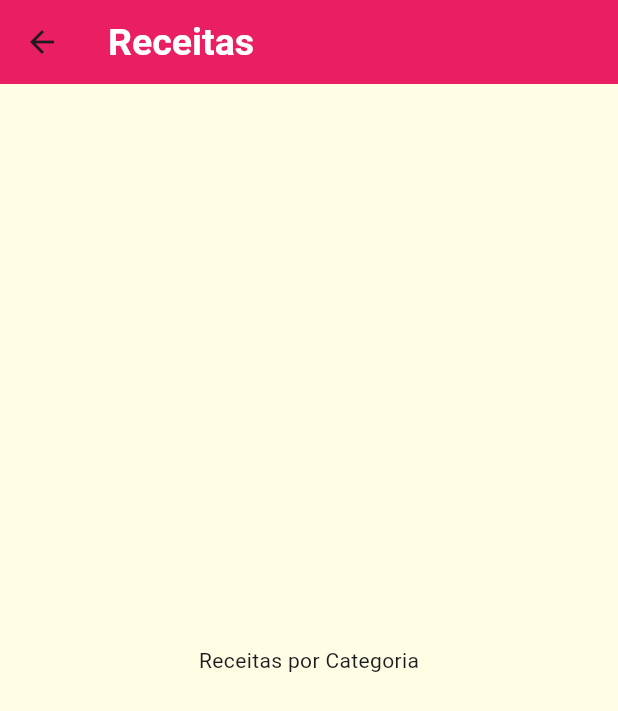
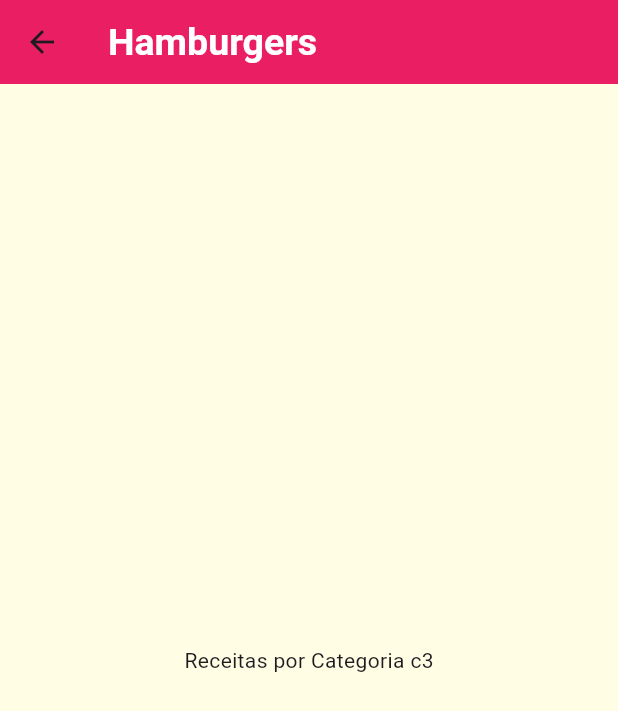
Before and after one commit to DaniloBitencourt/meals, a Flutter app: the screen it shows after launch, after a tap on "Hamburgers", on a phone screen of 412 x 824 dp. Shown: the top 711 px of the screen. Run offline on Flutter 3.47's test engine with Material 3 defaults, Android fonts, the phone set to English and light mode, and no system bars; Roboto replaces fonts that are missing (OpenSans).

Commit message:
Criação das rotas para passagem de parâmetros e navegação entre as telas

```diff
--- a/lib/components/category_item.dart
+++ b/lib/components/category_item.dart
@@ -9,13 +9,18 @@ class CategoryItem extends StatelessWidget {
 
   const CategoryItem(this.category);
 
-  void _selectCategory(BuildContext context){
-    Navigator.of(context).push(
+  void _selectCategory(BuildContext context) {
+    /* Navigator.of(context).push(
       MaterialPageRoute(
         builder: (_){
-          return CategoriesMealsScreen();
+          return CategoriesMealsScreen(category);
         },
       ),
+    ); */
+
+    Navigator.of(context).pushNamed(
+      '/categories-meals',
+      arguments: category,
     );
   }
 
--- a/lib/main.dart
+++ b/lib/main.dart
@@ -1,5 +1,6 @@
 import 'package:flutter/material.dart';
 import 'screens/categories_screen.dart';
+import 'screens/categories_meals_screen.dart';
 
 void main() {
   runApp(const MyApp());
@@ -63,6 +64,9 @@ class MyApp extends StatelessWidget {
         //TextButton é o botão sem formatação
       ),
       home: const CategoriesScreen(),
+      routes: {
+        '/categories-meals': (ctx) => CategoriesMealsScreen(),
+      },
     );
   }
 }
--- a/lib/screens/categories_meals_screen.dart
+++ b/lib/screens/categories_meals_screen.dart
@@ -1,14 +1,21 @@
+
 import 'package:flutter/material.dart';
+import '../models/category.dart';
 
 class CategoriesMealsScreen extends StatelessWidget {
+
+
+
+
   @override
   Widget build(BuildContext context) {
+    final category = ModalRoute.of(context)?.settings.arguments as Category;
     return Scaffold(
       appBar: AppBar(
-        title: Text('Receitas'),
+        title: Text(category.title),
       ),
       body: Center(
-        child: Text('Receitas por Categoria'),
+        child: Text('Receitas por Categoria ${category.id}'),
       ),
     );
   }
```
